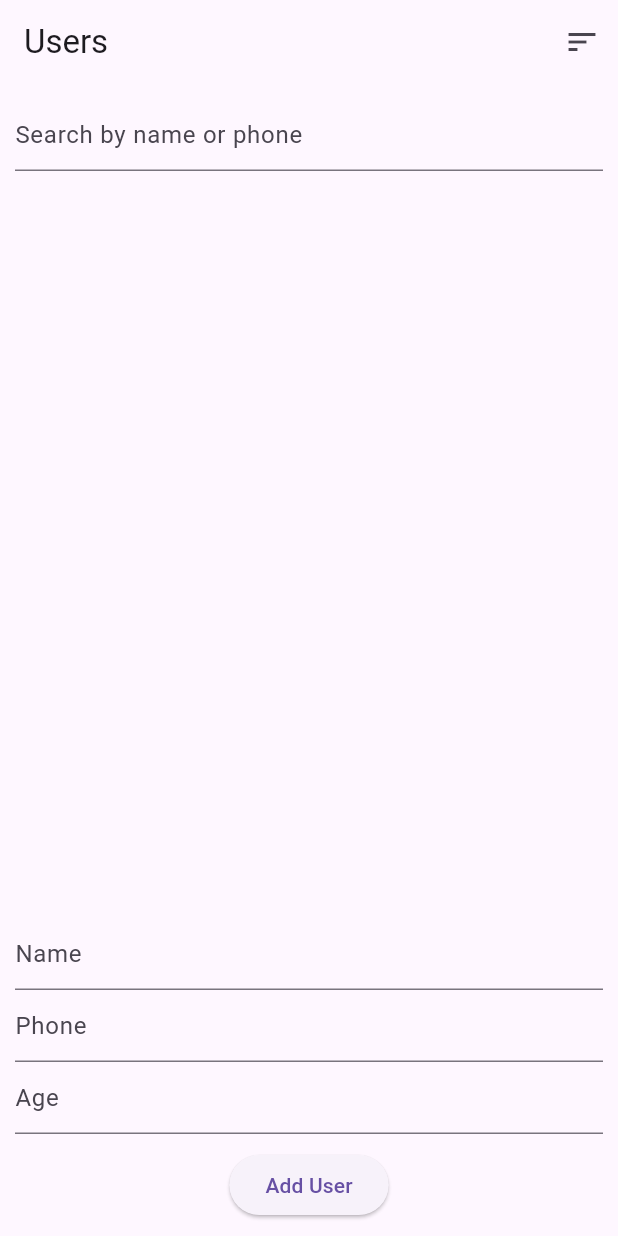
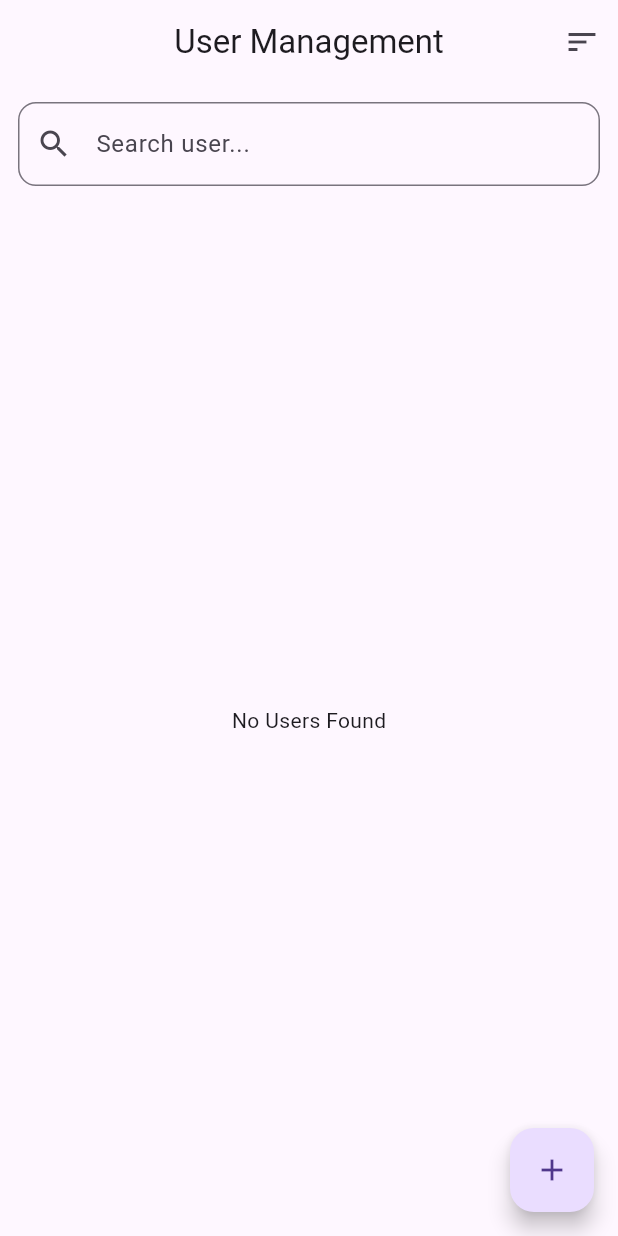
Before and after one commit to Afees01/total_x, a Flutter app: the screen it shows after launch, on a phone screen of 412 x 824 dp. Run offline on Flutter 3.47's test engine with Material 3 defaults, Android fonts, the phone set to English and light mode, and no system bars; our stand-ins replace flutter_bloc.

Commit message:
Refactor HomePage layout and improve user experience with enhanced search and user list display

```diff
--- a/lib/user/presentation/pages/home_page.dart
+++ b/lib/user/presentation/pages/home_page.dart
@@ -9,16 +9,14 @@ import '../bloc/user_state.dart';
 class HomePage extends StatelessWidget {
   HomePage({super.key});
 
-  final nameController = TextEditingController();
-  final phoneController = TextEditingController();
-  final ageController = TextEditingController();
   final searchController = TextEditingController();
 
   @override
   Widget build(BuildContext context) {
     return Scaffold(
       appBar: AppBar(
-        title: const Text("Users"),
+        title: const Text("User Management"),
+        centerTitle: true,
         actions: [
           IconButton(
             icon: const Icon(Icons.sort),
@@ -28,15 +26,23 @@ class HomePage extends StatelessWidget {
           )
         ],
       ),
+      floatingActionButton: FloatingActionButton(
+        onPressed: () => _showAddUserDialog(context),
+        child: const Icon(Icons.add),
+      ),
       body: Column(
         children: [
-          // 🔍 SEARCH
+          // 🔍 SEARCH BAR
           Padding(
-            padding: const EdgeInsets.all(10),
+            padding: const EdgeInsets.all(12),
             child: TextField(
               controller: searchController,
-              decoration: const InputDecoration(
-                hintText: "Search by name or phone",
+              decoration: InputDecoration(
+                hintText: "Search user...",
+                prefixIcon: const Icon(Icons.search),
+                border: OutlineInputBorder(
+                  borderRadius: BorderRadius.circular(12),
+                ),
               ),
               onChanged: (value) {
                 context.read<UserBloc>().add(SearchUserEvent(value));
@@ -44,42 +50,85 @@ class HomePage extends StatelessWidget {
             ),
           ),
 
-          // 📋 LIST
+          // 📋 USER LIST
           Expanded(
             child: BlocBuilder<UserBloc, UserState>(
               builder: (context, state) {
+                if (state.filtered.isEmpty) {
+                  return const Center(
+                    child: Text("No Users Found"),
+                  );
+                }
+
                 return ListView.builder(
+                  padding: const EdgeInsets.all(10),
                   itemCount: state.filtered.length,
                   itemBuilder: (context, index) {
                     final user = state.filtered[index];
 
-                    return ListTile(
+                    return Card(
+                      margin: const EdgeInsets.only(bottom: 10),
+                      shape: RoundedRectangleBorder(
+                        borderRadius: BorderRadius.circular(12),
+                      ),
+                      child: ListTile(
+                        leading: CircleAvatar(
+                          child: Text(user.name[0].toUpperCase()),
+                        ),
                         title: Text(user.name),
                         subtitle: Text(user.phone),
-                      trailing: Text("Age: ${user.age}"),
+                        trailing: Text("Age ${user.age}"),
+                      ),
                     );
                   },
                 );
               },
             ),
           ),
+        ],
+      ),
+    );
+  }
 
-          // ➕ ADD USER
-          Padding(
-            padding: const EdgeInsets.all(10),
+  ////////////////////////////////////////////////////////
+  // ADD USER DIALOG
+  ////////////////////////////////////////////////////////
+  void _showAddUserDialog(BuildContext context) {
+    final nameController = TextEditingController();
+    final phoneController = TextEditingController();
+    final ageController = TextEditingController();
+
+    showDialog(
+      context: context,
+      builder: (_) {
+        return AlertDialog(
+          title: const Text("Add User"),
+          content: SingleChildScrollView(
             child: Column(
               children: [
                 TextField(
                   controller: nameController,
-                    decoration: const InputDecoration(hintText: "Name")),
+                  decoration: const InputDecoration(hintText: "Name"),
+                ),
                 TextField(
                   controller: phoneController,
-                    decoration: const InputDecoration(hintText: "Phone")),
+                  decoration: const InputDecoration(hintText: "Phone"),
+                ),
                 TextField(
                   controller: ageController,
-                    decoration: const InputDecoration(hintText: "Age")),
-                const SizedBox(height: 10),
+                  decoration: const InputDecoration(hintText: "Age"),
+                  keyboardType: TextInputType.number,
+                ),
+              ],
+            ),
+          ),
+          actions: [
+            TextButton(
+              child: const Text("Cancel"),
+              onPressed: () => Navigator.pop(context),
+            ),
             ElevatedButton(
+              child: const Text("Add"),
               onPressed: () {
                 final user = User(
                   name: nameController.text,
@@ -89,17 +138,12 @@ class HomePage extends StatelessWidget {
 
                 context.read<UserBloc>().add(AddUserEvent(user));
 
-                    nameController.clear();
-                    phoneController.clear();
-                    ageController.clear();
+                Navigator.pop(context);
               },
-                  child: const Text("Add User"),
-                )
+            ),
           ],
-            ),
-          )
-        ],
-      ),
+        );
+      },
     );
   }
 }
```
Lines whose indentation alone changed are shown as unchanged.
